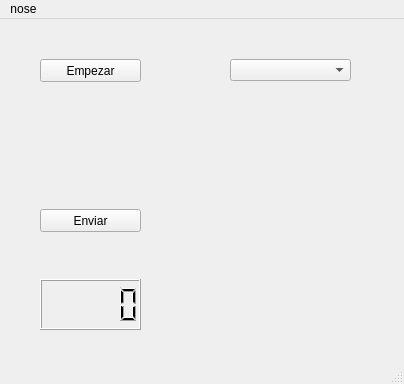
This is nose.ui in JonaFlan/SpellGuesser as Qt 5 draws it before an edit. The edited form follows.
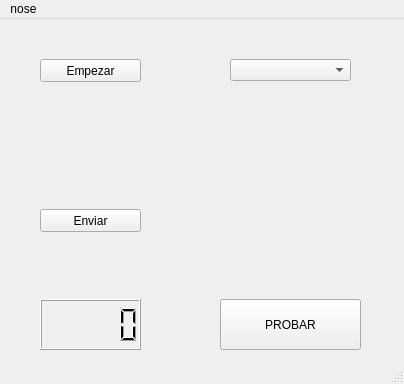
This is the edited form. Icons and pictures are not drawn.

Commit message: Funcionalidad de ventana emergente

```diff
--- a/nose.ui
+++ b/nose.ui
@@ -22,7 +22,7 @@
     <property name="geometry">
      <rect>
       <x>40</x>
-      <y>260</y>
+      <y>280</y>
       <width>101</width>
       <height>51</height>
      </rect>
@@ -117,6 +117,19 @@
      <bool>true</bool>
     </property>
    </widget>
+   <widget class="QPushButton" name="botonPrueba">
+    <property name="geometry">
+     <rect>
+      <x>220</x>
+      <y>280</y>
+      <width>141</width>
+      <height>51</height>
+     </rect>
+    </property>
+    <property name="text">
+     <string>PROBAR</string>
+    </property>
+   </widget>
   </widget>
   <widget class="QMenuBar" name="menubar">
    <property name="geometry">
```
Left out of the diff: 2 changed lines with no effect on the pictures. The commit also changes 6 other files.
